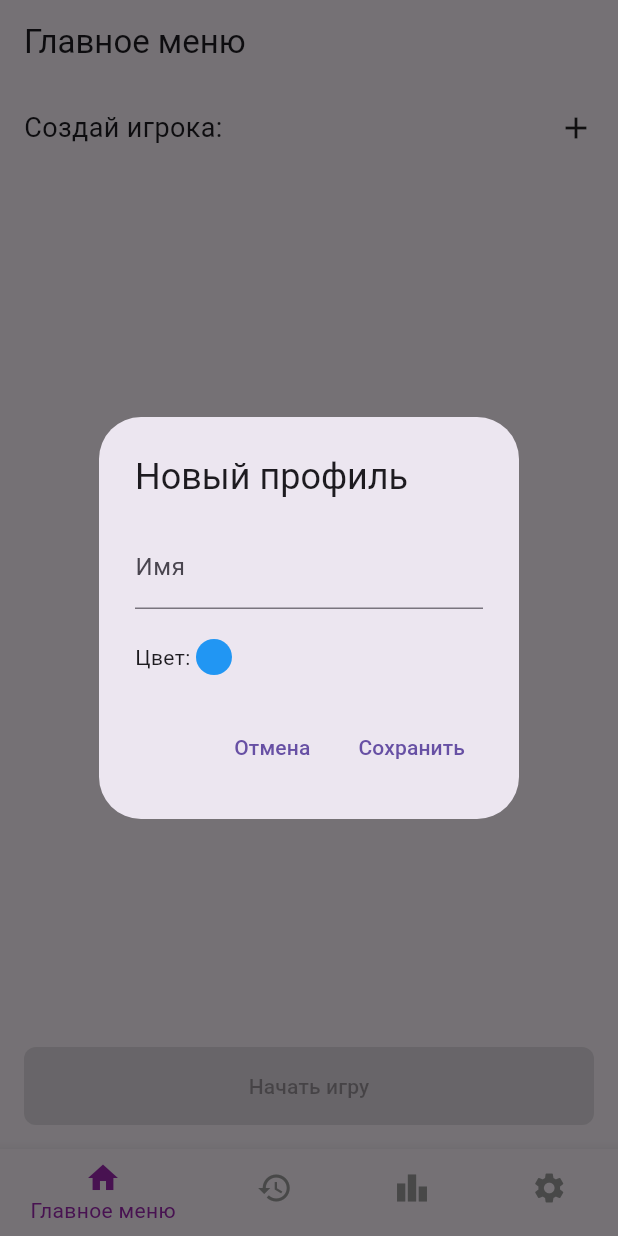
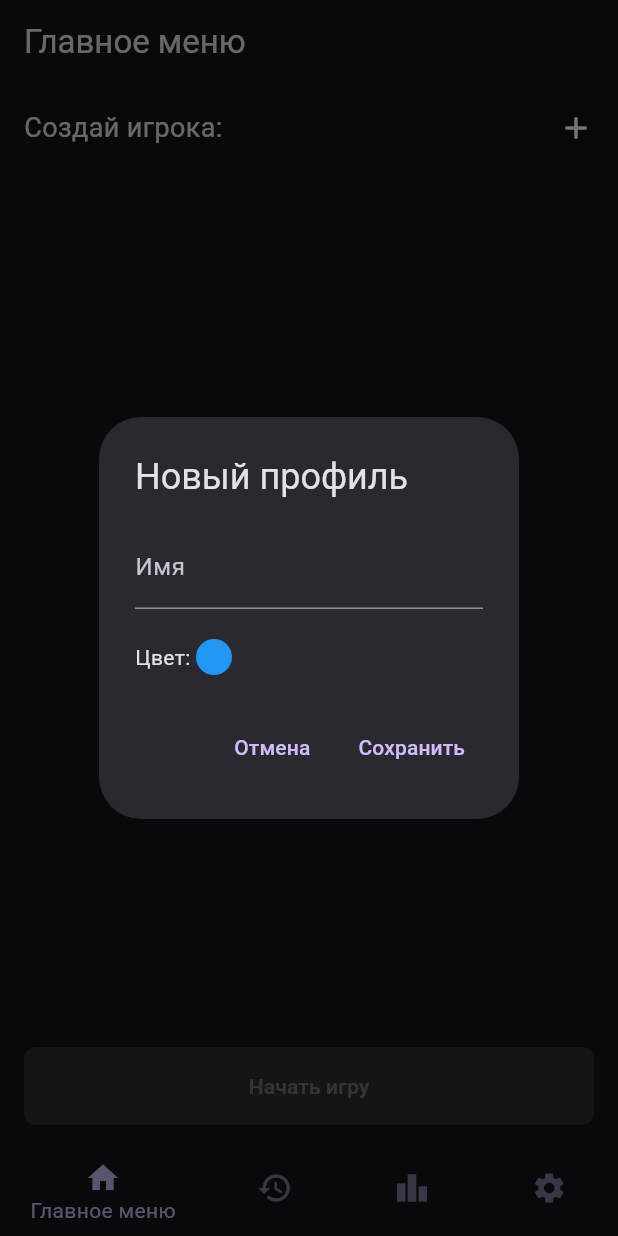
Before and after one commit to THET1ME-1/Card-Score-Counter, a Flutter app: the screen it shows after launch, after a tap on the "add" icon, on a phone screen of 412 x 824 dp. Run offline on Flutter 3.47's test engine with Material 3 defaults, Android fonts, the phone set to English and light mode, and no system bars; our stand-ins replace flutter_colorpicker, package_info_plus, shared_preferences, syncfusion_flutter_charts.

Commit message:
Сделал темную тему по умолчанию включенной

```diff
--- a/lib/main.dart
+++ b/lib/main.dart
@@ -18,7 +18,7 @@ class CardGameScoreTracker extends StatefulWidget {
 }
 
 class _CardGameScoreTrackerState extends State<CardGameScoreTracker> {
-  bool _isDarkTheme = false;
+  bool _isDarkTheme = true;
   List<String>? _currentPlayers;
   Map<String, dynamic>? _currentGameData;
   bool _hasSavedGames = false;
@@ -33,7 +33,7 @@ class _CardGameScoreTrackerState extends State<CardGameScoreTracker> {
   Future<void> _loadThemePreference() async {
     final prefs = await SharedPreferences.getInstance();
     setState(() {
-      _isDarkTheme = prefs.getBool('isDarkTheme') ?? false;
+      _isDarkTheme = prefs.getBool('isDarkTheme') ?? true;
     });
   }
 
```
